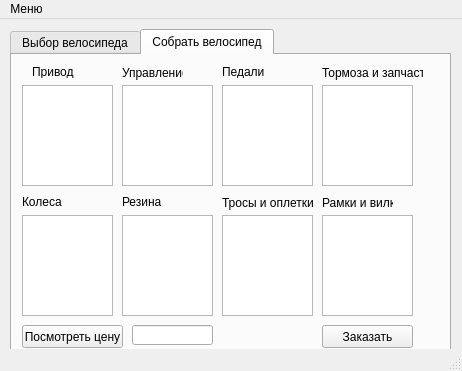
Above: windowklient.ui from IraSoro/bike-store-database before the change. Below: the same form after it.
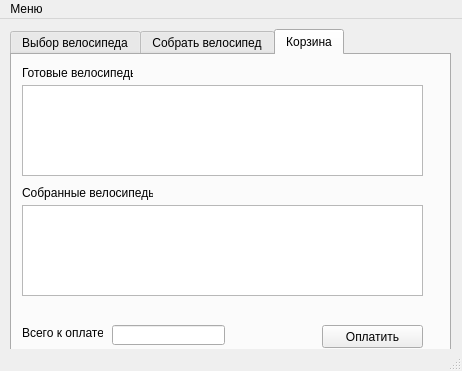
That is the form after the change.

What changed in the file:
```diff
--- a/windowklient.ui
+++ b/windowklient.ui
@@ -36,7 +36,7 @@
      </size>
     </property>
     <property name="currentIndex">
-     <number>1</number>
+     <number>2</number>
     </property>
     <widget class="QWidget" name="tab">
      <attribute name="title">
@@ -308,7 +308,7 @@
        </rect>
       </property>
       <property name="text">
-       <string>Заказать</string>
+       <string>Добавить</string>
       </property>
      </widget>
      <widget class="QPushButton" name="pushButton_Price">
@@ -335,6 +335,93 @@
       </property>
      </widget>
     </widget>
+    <widget class="QWidget" name="tab_3">
+     <attribute name="title">
+      <string>Корзина</string>
+     </attribute>
+     <widget class="QTableWidget" name="tableWidget_SimpleBike">
+      <property name="geometry">
+       <rect>
+        <x>10</x>
+        <y>30</y>
+        <width>401</width>
+        <height>91</height>
+       </rect>
+      </property>
+     </widget>
+     <widget class="QTableWidget" name="tableWidget_BuildingBike">
+      <property name="geometry">
+       <rect>
+        <x>10</x>
+        <y>150</y>
+        <width>401</width>
+        <height>91</height>
+       </rect>
+      </property>
+     </widget>
+     <widget class="QLabel" name="label_9">
+      <property name="geometry">
+       <rect>
+        <x>10</x>
+        <y>10</y>
+        <width>111</width>
+        <height>16</height>
+       </rect>
+      </property>
+      <property name="text">
+       <string>Готовые велосипеды</string>
+      </property>
+     </widget>
+     <widget class="QLabel" name="label_10">
+      <property name="geometry">
+       <rect>
+        <x>10</x>
+        <y>130</y>
+        <width>131</width>
+        <height>16</height>
+       </rect>
+      </property>
+      <property name="text">
+       <string>Собранные велосипеды</string>
+      </property>
+     </widget>
+     <widget class="QPushButton" name="pushButton_PayBasket">
+      <property name="geometry">
+       <rect>
+        <x>310</x>
+        <y>270</y>
+        <width>101</width>
+        <height>23</height>
+       </rect>
+      </property>
+      <property name="text">
+       <string>Оплатить</string>
+      </property>
+     </widget>
+     <widget class="QLabel" name="label_12">
+      <property name="geometry">
+       <rect>
+        <x>10</x>
+        <y>270</y>
+        <width>81</width>
+        <height>16</height>
+       </rect>
+      </property>
+      <property name="text">
+       <string>Всего к оплате:</string>
+      </property>
+     </widget>
+     <widget class="QLineEdit" name="lineEdit_Total">
+      <property name="geometry">
+       <rect>
+        <x>100</x>
+        <y>270</y>
+        <width>113</width>
+        <height>20</height>
+       </rect>
+      </property>
+     </widget>
+    </widget>
    </widget>
   </widget>
   <widget class="QMenuBar" name="menubar">
```
Left out of the diff: 20 changed lines with no effect on the pictures.
